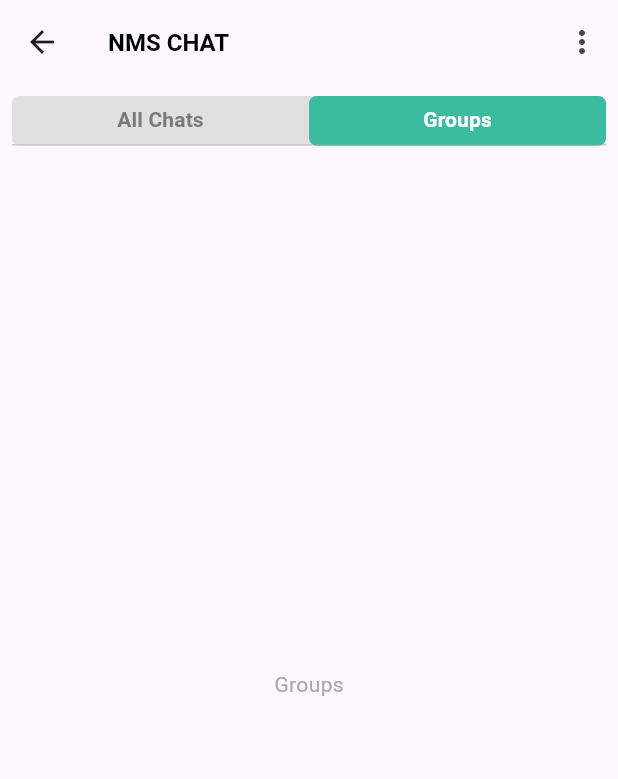
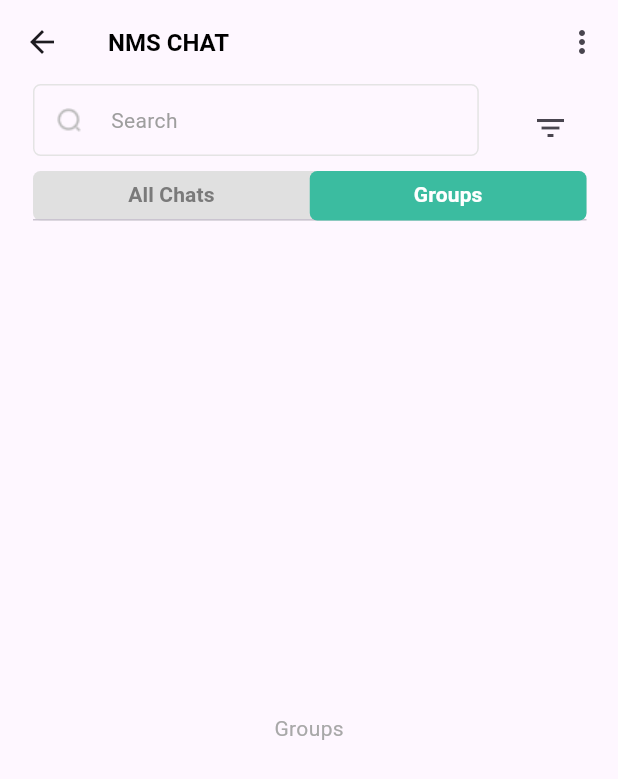
Before and after one commit to jithuhari/chat_app, a Flutter app: the ChatMainLayoutScreen screen opened by its route, tab 2 chosen, on a phone screen of 412 x 824 dp. Shown: the top 779 px of the screen. Run offline on Flutter 3.47's test engine with Material 3 defaults, Android fonts, the phone set to English and light mode, and no system bars; our stand-ins replace another_flushbar, flutter_speed_dial, flutter_svg, get, jwt_decoder, shared_preferences; accounts and stored records are empty; Roboto replaces fonts that are missing (DMSans); project files that could hold a hidden picture were left out.

Commit message:
Changes in ui

```diff
--- a/lib/features/chat_main_layout/chat_main_layout_controller.dart
+++ b/lib/features/chat_main_layout/chat_main_layout_controller.dart
@@ -1,17 +1,8 @@
 
-// import 'package:get/get.dart';
+import 'package:flutter/material.dart';
+import 'package:get/get.dart';
 
 
-// class ChatMainLayOutController extends GetxController {
-//  @override
-//   void onInit() {
-//     // TODO: implement onInit
-//     super.onInit();
-//   }
-
-//   final RxInt selectedIndex = 1.obs;
-
-//   void changeTab(int index) {
-//     selectedIndex.value = index;
-//   }
-// }
+class ChatMainLayOutController extends GetxController {
+ final TextEditingController chatSearchController = TextEditingController();
+}
--- a/lib/features/chat_main_layout/chat_main_layout_screen.dart
+++ b/lib/features/chat_main_layout/chat_main_layout_screen.dart
@@ -1,7 +1,10 @@
 import 'package:flutter/material.dart';
+import 'package:get/get.dart';
 import 'package:nms_chat/utils/theme/theme.dart';
 
+import '../../widgets/search_text_field.dart';
 import '../tabbar_screens/all_chat/all_chat.dart';
+import 'chat_main_layout.dart';
 
 class ChatMainLayoutScreen extends StatefulWidget {
   const ChatMainLayoutScreen({
@@ -26,6 +29,9 @@ class _ChatMainLayoutScreenState extends State<ChatMainLayoutScreen>
 
   @override
   Widget build(BuildContext context) {
+    return GetBuilder<ChatMainLayOutController>(
+        init: ChatMainLayOutController(),
+        builder: (controller) {
           return SafeArea(
             child: Scaffold(
               appBar: AppBar(
@@ -74,11 +80,31 @@ class _ChatMainLayoutScreenState extends State<ChatMainLayoutScreen>
                 ],
               ),
 
-        body: Padding(
-          padding: const EdgeInsets.all(8.0),
-          child: Column(
+              body: Column(
                 children: [
-              Container(
+                  Row(
+                    children: [
+                      Expanded(
+                        child: Padding(
+                          padding: const EdgeInsets.only(left:22,right: 23.8,bottom: 10),
+                          child: SearchTextField(
+                            controller: controller.chatSearchController,
+                          ),
+                        ),
+                      ),
+                      Padding(
+                        padding: const EdgeInsets.only(right:21),
+                        child: IconButton(
+                          iconSize: 24,
+                          onPressed: () {},
+                          icon: const Icon(Icons.filter_list),
+                        ),
+                      )
+                    ],
+                  ),
+                  Padding(
+                    padding: const EdgeInsets.only(left: 22,right: 21),
+                    child: Container(
                       height: 33,
                       decoration: BoxDecoration(
                         color: Colors.grey[300],
@@ -107,6 +133,7 @@ class _ChatMainLayoutScreenState extends State<ChatMainLayoutScreen>
                         ],
                       ),
                     ),
+                  ),
                   Expanded(
                     child: TabBarView(
                         physics: const NeverScrollableScrollPhysics(),
@@ -123,7 +150,6 @@ class _ChatMainLayoutScreenState extends State<ChatMainLayoutScreen>
                   ),
                 ],
               ),
-        ),
               // body:
 
               // TabBarView(controller: _controller, children: const [
@@ -139,5 +165,6 @@ class _ChatMainLayoutScreenState extends State<ChatMainLayoutScreen>
               // ),
             ),
           );
+        });
   }
 }
--- /dev/null
+++ b/lib/widgets/search_text_field.dart
@@ -0,0 +1,66 @@
+import 'package:flutter/material.dart';
+import 'package:flutter_svg/svg.dart';
+
+import '../utils/utils.dart';
+
+class SearchTextField extends StatelessWidget {
+  const SearchTextField({
+    Key? key,
+    required this.controller,
+    this.onChanged,
+    this.onSubmitted,
+    this.onClear,
+    this.onTap,
+    this.autofocus,
+    this.readOnly,
+    this.focusNode,
+  }) : super(key: key);
+
+  final TextEditingController controller;
+  final ValueChanged<String>? onChanged;
+  final ValueChanged<String>? onSubmitted;
+  final VoidCallback? onClear;
+  final VoidCallback? onTap;
+  final bool? autofocus;
+  final bool? readOnly;
+  final FocusNode? focusNode;
+
+  @override
+  Widget build(BuildContext context) {
+    return TextFormField(
+        cursorColor: primaryColor,
+        focusNode: focusNode,
+        readOnly: readOnly ?? false,
+        autofocus: autofocus ?? false,
+        onTap: onTap,
+        textCapitalization: TextCapitalization.words,
+        keyboardType: TextInputType.text,
+        style: Theme.of(context)
+            .textTheme
+            .bodyMedium
+            ?.copyWith(color: Colors.grey),
+        decoration: InputDecoration(
+          hintText: "Search",
+          contentPadding:
+              const EdgeInsets.symmetric(vertical: 10, horizontal: 15),
+          hintStyle: Theme.of(context).textTheme.bodyMedium?.copyWith(
+                color: Colors.grey,
+              ),
+          prefixIcon: IconButton(
+              onPressed: onClear,
+              icon: Image.asset("assets/png/search.png")),
+          focusedBorder: OutlineInputBorder(
+            borderSide: const BorderSide(color: Color(0xFFE4E4E4), width: 1.0),
+            borderRadius: BorderRadius.circular(10),
+          ),
+          enabledBorder: OutlineInputBorder(
+            borderSide: const BorderSide(color: Color(0xFFE4E4E4), width: 1.0),
+            borderRadius: BorderRadius.circular(5),
+          ),
+        ),
+        textInputAction: TextInputAction.search,
+        controller: controller,
+        onChanged: onChanged,
+        onFieldSubmitted: onSubmitted);
+  }
+}
--- a/pubspec.yaml
+++ b/pubspec.yaml
@@ -42,6 +42,7 @@ dependencies:
   shared_preferences: 2.2.2
   jwt_decoder: 2.0.1
   flutter_speed_dial: ^7.0.0
+  flutter_slidable: ^3.0.1
 
 dev_dependencies:
   flutter_test:
```
Also changed, not shown: lib/features/tabbar_screens/all_chat/all_chat_screen.dart (+26 -8 lines), assets/png/person1.png (deleted), assets/png/person2.jpg (deleted), assets/png/search.png (added), assets/svg/search.svg (added), pubspec.lock. Lines whose indentation alone changed are shown as unchanged.
